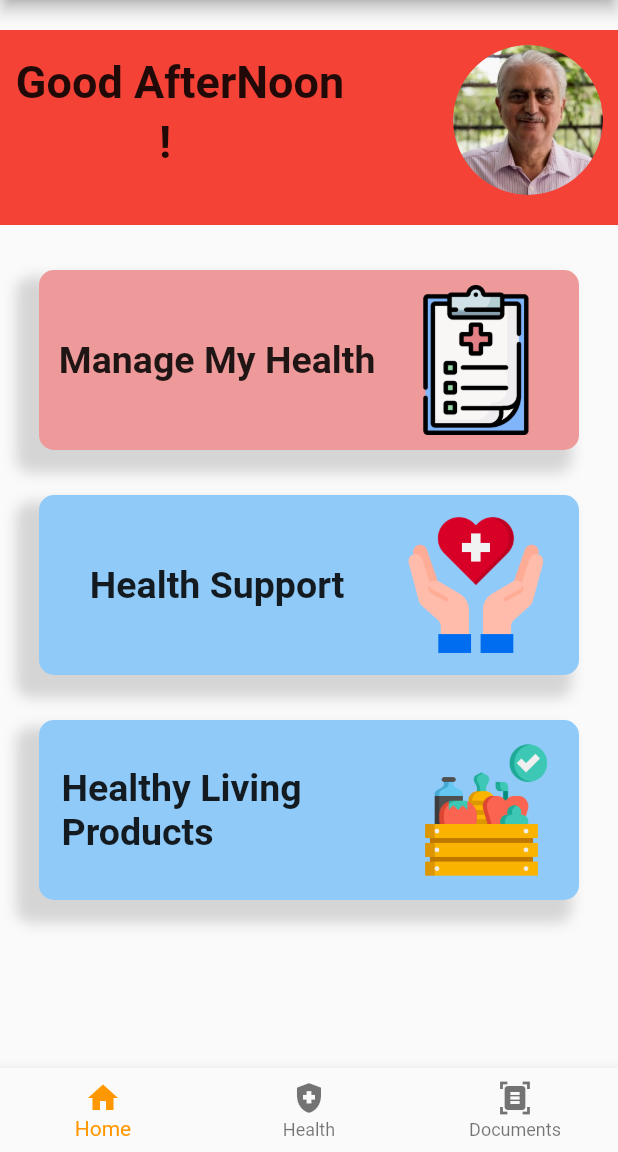
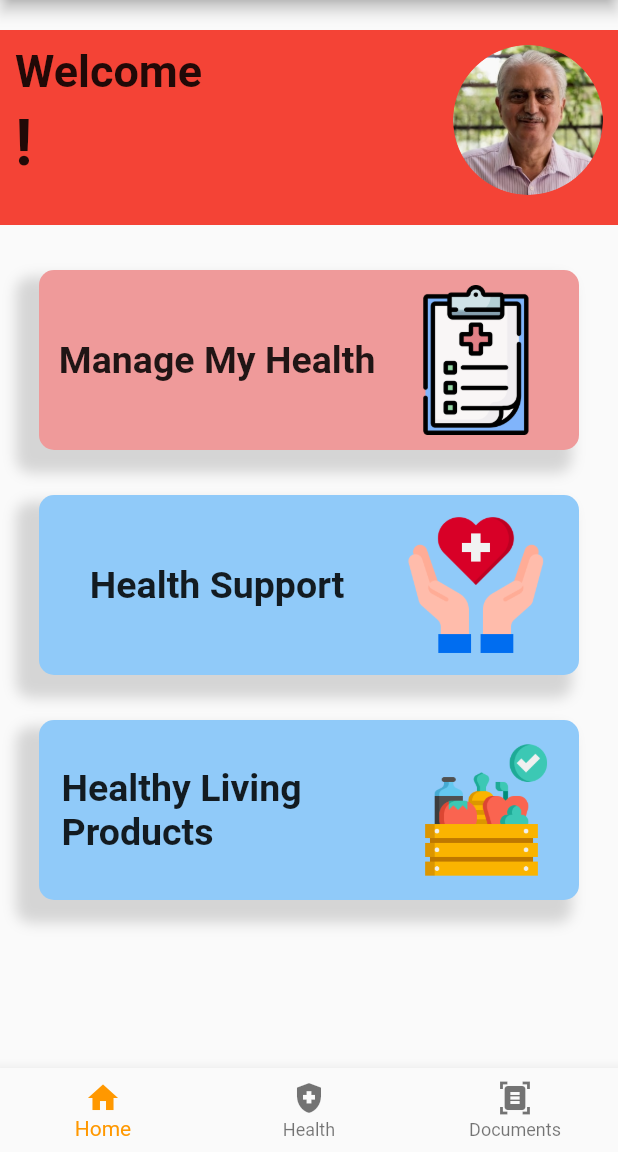
Before and after one commit to Amlan2002/aapkesath-app, a Flutter app: the BottomNavigationBarWidget screen opened directly, on a phone screen of 412 x 824 dp, the part 84-1236 px from its top. Run offline on Flutter 3.47's test engine with Material 2 defaults, Android fonts, the phone set to English and light mode, and no system bars; our stand-ins replace cloud_firestore, firebase_auth, firebase_core, firebase_storage, form_field_validator, google_sign_in and 2 more; missing offline and left inert: dart:ffi, flutter_verification_code; accounts and stored records are empty.

Commit message:
BUG fixed

```diff
--- a/lib/screen/healthSupportServices.dart
+++ b/lib/screen/healthSupportServices.dart
@@ -13,7 +13,6 @@ class HealthSupportServices extends StatelessWidget {
   Widget build(BuildContext context) {
     MediaQueryData mediaQueryData = MediaQuery.of(context);
     double deviceHeight = mediaQueryData.size.height;
-    double devicewidth = mediaQueryData.size.width;
 
     return Scaffold(
       body: Column(
--- a/lib/screen/homePage.dart
+++ b/lib/screen/homePage.dart
@@ -8,8 +8,10 @@ import 'package:provider/provider.dart';
 class HomePage extends StatefulWidget {
   const HomePage({
     Key? key,
+    required this.moveToDocument,
   }) : super(key: key);
   static const routeName = '/Home-page';
+  final VoidCallback moveToDocument;
   @override
   State<HomePage> createState() => _HomePageState();
 }
@@ -18,7 +20,9 @@ class _HomePageState extends State<HomePage> {
   @override
   Widget build(BuildContext context) {
     return Scaffold(
-      drawer: NavigationDrawerWidget(),
+      drawer: NavigationDrawerWidget(
+        moveToDocuments: widget.moveToDocument,
+      ),
       appBar: AppBar(
         title: Text('AapkeSath'),
       ),
@@ -46,15 +50,13 @@ class _HomePageState extends State<HomePage> {
                           child: Container(
                             height: 50,
                             width: 220,
-                            child: Center(
                             child: Text(
-                                "Good AfterNoon",
+                              "Welcome",
                               style: TextStyle(
                                 fontWeight: FontWeight.bold,
                                 fontSize: 30,
                               ),
                               softWrap: true,
-                              ),
                             ),
                           ),
                         ),
@@ -64,9 +66,10 @@ class _HomePageState extends State<HomePage> {
                           child: Container(
                             height: 50,
                             width: 200,
-                            child: Center(
                             child: Consumer<AppUser?>(
-                                builder: (ctx, user, child) => Text(
+                              builder: (ctx, user, child) => FittedBox(
+                                alignment: Alignment.topLeft,
+                                child: Text(
                                   "${user!.firstName}!",
                                   style: TextStyle(
                                     fontWeight: FontWeight.bold,
--- a/lib/screen/landing_page.dart
+++ b/lib/screen/landing_page.dart
@@ -1,6 +1,5 @@
 import 'package:diabetes_app/screen/loding_user.dart';
 import 'package:diabetes_app/service/auth.dart';
-import 'package:diabetes_app/widget/bottomNavigationBaWidget.dart';
 import 'package:firebase_auth/firebase_auth.dart';
 import 'package:flutter/material.dart';
 import 'package:provider/provider.dart';
--- a/lib/screen/manageMyHealth.dart
+++ b/lib/screen/manageMyHealth.dart
@@ -1,4 +1,3 @@
-import 'package:diabetes_app/widget/bottomNavigationBaWidget.dart';
 import 'package:diabetes_app/widget/healthdata.dart';
 import 'package:diabetes_app/widget/uploadImage.dart';
 import 'package:flutter/material.dart';
--- a/lib/screen/myDocuments.dart
+++ b/lib/screen/myDocuments.dart
@@ -1,6 +1,3 @@
-import 'package:cloud_firestore/cloud_firestore.dart';
-import 'package:diabetes_app/widget/bottomNavigationBaWidget.dart';
-import 'package:diabetes_app/widget/navigationDrawerWidget.dart';
 import 'package:flutter/material.dart';
 
 class MyDocuments extends StatelessWidget {
@@ -9,7 +6,6 @@ class MyDocuments extends StatelessWidget {
   @override
   Widget build(BuildContext context) {
     return Scaffold(
-      drawer: NavigationDrawerWidget(),
       appBar: AppBar(
         title: Text('My Documents'),
       ),
--- a/lib/service/auth.dart
+++ b/lib/service/auth.dart
@@ -38,6 +38,7 @@ class Auth {
       phoneNumber: phone,
       verificationCompleted: (PhoneAuthCredential credential) async {
         await FirebaseAuth.instance.signInWithCredential(credential);
+        Navigator.of(context).pop();
       },
       verificationFailed: (FirebaseAuthException e) async {
         await showExceptionAlertDialog(
@@ -54,11 +55,13 @@ class Auth {
     );
   }
 
-  Future<void> verifyOTP({required String otp}) async {
+  Future<void> verifyOTP(
+      {required String otp, required BuildContext context}) async {
     PhoneAuthCredential credential = PhoneAuthProvider.credential(
         verificationId: verificationID, smsCode: otp);
 
     await FirebaseAuth.instance.signInWithCredential(credential);
+    Navigator.of(context).pop();
   }
 
   Future<void> signOut() async {
--- a/lib/widget/alert_dialog.dart
+++ b/lib/widget/alert_dialog.dart
@@ -20,6 +20,9 @@ Future<void> showExceptionAlertDialog(BuildContext context,
 
 String _message(Exception exception) {
   if (exception is FirebaseException) {
+    if (exception.code == 'invalid-verification-code') {
+      return 'OTP dose not match. Resend it after some time';
+    }
     return exception.message!;
   }
   return exception.toString();
--- a/lib/widget/bottomNavigationBaWidget.dart
+++ b/lib/widget/bottomNavigationBaWidget.dart
@@ -5,9 +5,9 @@ import 'package:diabetes_app/screen/register.dart';
 import 'package:flutter/material.dart';
 
 class BottomNavigationBarWidget extends StatefulWidget {
-  BottomNavigationBarWidget({Key? key, required this.newuser})
+  const BottomNavigationBarWidget({Key? key, required this.newuser})
       : super(key: key);
-  bool newuser;
+  final bool newuser;
   @override
   State<BottomNavigationBarWidget> createState() =>
       _BottomNavigationBarWidgetState();
@@ -15,7 +15,6 @@ class BottomNavigationBarWidget extends StatefulWidget {
 
 class _BottomNavigationBarWidgetState extends State<BottomNavigationBarWidget> {
   int _selectedIndex = 0;
-  final sceren = [HomePage(), ManageMyHealth(), MyDocuments()];
 
   void _onItemTapped(int index) {
     setState(() {
@@ -37,6 +36,12 @@ class _BottomNavigationBarWidgetState extends State<BottomNavigationBarWidget> {
     }
   }
 
+  void moveToDocument() {
+    setState(() {
+      _selectedIndex = 2;
+    });
+  }
+
   @override
   Widget build(BuildContext context) {
     return widget.newuser
@@ -51,7 +56,13 @@ class _BottomNavigationBarWidgetState extends State<BottomNavigationBarWidget> {
           )
         : Scaffold(
             body: IndexedStack(
-              children: sceren,
+              children: [
+                HomePage(
+                  moveToDocument: moveToDocument,
+                ),
+                ManageMyHealth(),
+                MyDocuments()
+              ],
               index: _selectedIndex,
             ),
             bottomNavigationBar: BottomNavigationBar(
--- a/lib/widget/consultDoctors_card.dart
+++ b/lib/widget/consultDoctors_card.dart
@@ -6,7 +6,6 @@ class ConsultDoctorsCard extends StatelessWidget {
   @override
   Widget build(BuildContext context) {
     MediaQueryData mediaQueryData = MediaQuery.of(context);
-    double deviceHeight = mediaQueryData.size.height;
     double devicewidth = mediaQueryData.size.width;
 
     return Container(
--- a/lib/widget/uploadImage.dart
+++ b/lib/widget/uploadImage.dart
@@ -1,7 +1,6 @@
 import 'package:diabetes_app/screen/add_image.dart';
 import 'package:diabetes_app/screen/myDocuments.dart';
 import 'package:flutter/material.dart';
-// import 'package:transparent_image/transparent_image.dart';
 
 class UploadImage extends StatefulWidget {
   const UploadImage({Key? key}) : super(key: key);
```
Also changed, not shown: lib/screen/otp_screen.dart (+48 -6 lines), lib/screen/register.dart (+12 -5 lines), lib/widget/navigationDrawerWidget.dart (+14 -9 lines), 3 other files. Lines whose indentation alone changed are shown as unchanged.
